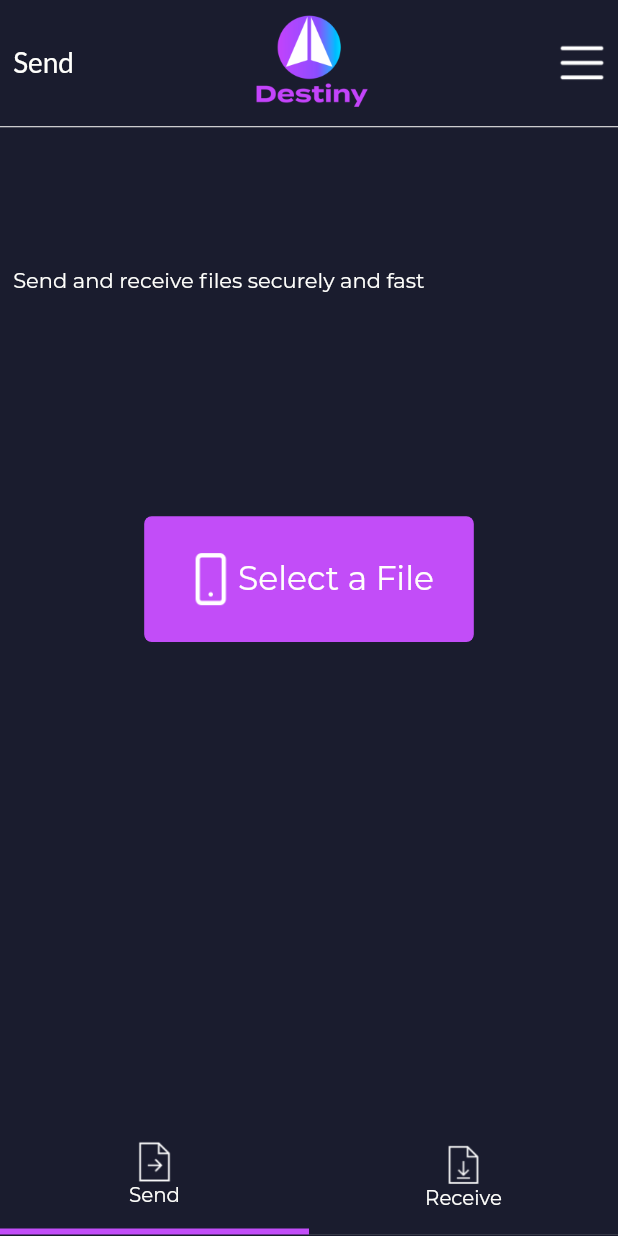
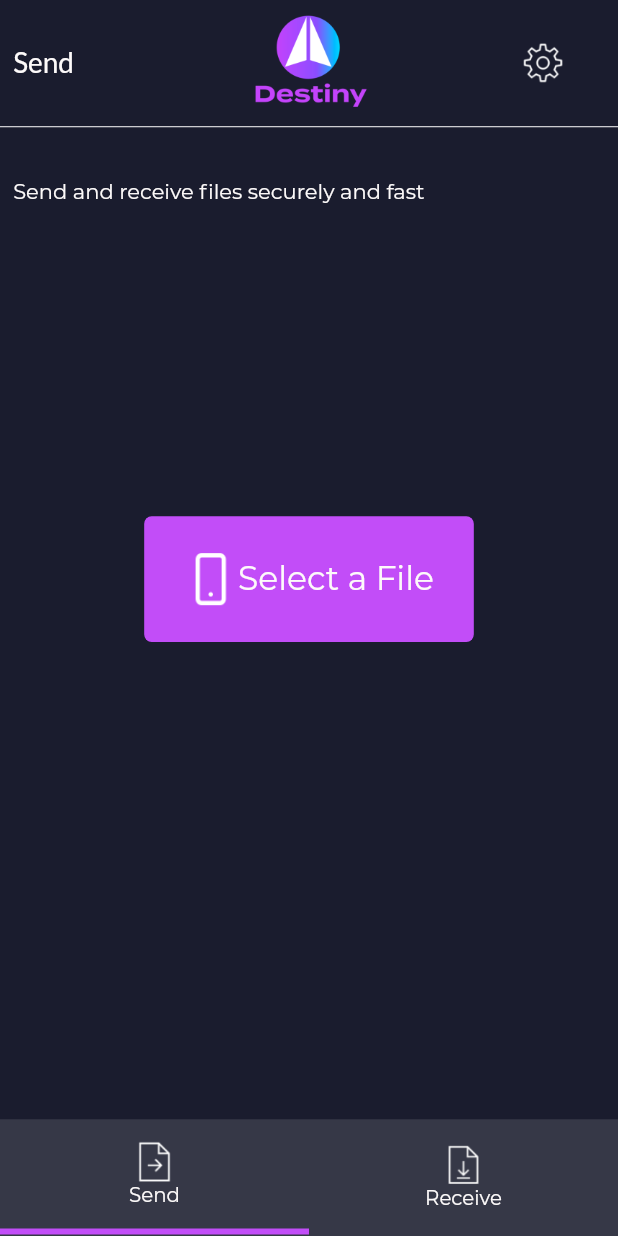
Before and after one commit to LeastAuthority/destiny, a Flutter app: the Receive screen opened by its route, after a tap on "Send", on a phone screen of 412 x 824 dp. Run offline on Flutter 3.47's test engine with Material 2 defaults, Android fonts, the phone set to English and light mode, and no system bars; our stand-ins replace basic_utils, file_picker, flutter_screenutil, fluttertoast, intro_slider, shared_preferences; missing offline and left inert: app_settings, dart_wormhole_william; accounts and stored records are empty; project files that could hold a hidden picture were left out.

Commit message:
send screen new design

```diff
--- a/lib/config/theme/colors.dart
+++ b/lib/config/theme/colors.dart
@@ -5,5 +5,5 @@ class CustomColors {
   static const Color purple = Color(0xffC24DF8);
   static const Color lightPurple = Color(0xffc98ae6);
   static const Color lightBlue = Color(0xff33B6FF);
-  static const Color babyPowder = Color(0xFFFFFFFC);
+  static const Color babyPowder = Color(0xFFFDFAFA);
 }
--- a/lib/constants/app_constants.dart
+++ b/lib/constants/app_constants.dart
@@ -8,6 +8,7 @@ final String SETTINGS = "Settings";
 final String SEND_AND_RECEIVE_FILES_SECURLY_AND_FAST = 'Send and receive files securely and fast';
 final String ENTER_THE_CODE_IN_ORDER_TO_RECEIVE_THE_FILE = 'Enter the code in order to receive the file.';
 final String SHARE_CODE_WITH_RECIPIENT_AND_WAIT_UNTIL_THE_TRANSFER_IS_COMPLETE = 'Share code with recipient & wait until the transfer is complete.';
+final String SEND_THE_SELECTED_CODE_BY_SHARING_THE_CODE_WITH_RECIPIENT = 'Send the selected file by sharing the code with the recipient:';
 final String SELECT_A_FILE = 'Select a File';
 final String SELECT_A_FOLDER = 'Select a Folder';
 final String NEXT = 'Next';
--- a/lib/views/send/send.dart
+++ b/lib/views/send/send.dart
@@ -2,6 +2,7 @@ import 'package:dart_wormhole_gui/config/routes/routes.dart';
 import 'package:dart_wormhole_gui/constants/app_constants.dart';
 import 'package:dart_wormhole_gui/constants/asset_path.dart';
 import 'package:dart_wormhole_gui/views/send/widgets/CodeGeneration.dart';
+import 'package:dart_wormhole_gui/views/send/widgets/SelectAFileUI.dart';
 import 'package:dart_wormhole_gui/widgets/Heading.dart';
 import 'package:dart_wormhole_gui/views/send/widgets/SendingProgress.dart';
 import 'package:file_picker/file_picker.dart';
@@ -71,32 +72,6 @@ class _SendDefaultState extends State<SendDefault> {
     }
   }
 
-  Widget getCodeGenerationUI () {
-    if(fileSize > 0)
-        return CodeGeneration(
-          fileName: fileName,
-          fileSize: fileSize,
-          code: _code,
-          key: Key(SEND_SCREEN_CODE_GENERATION_UI),
-        );
-
-      return ButtonWithIcon(
-          label: SELECT_A_FILE,
-          handleSelectFile: handleSelectFile,
-          icon:Image.asset(
-            PHONE_ICON,
-            width: 30.0.w,
-          ),
-          height:60.0.h,
-          width: 200.0.w,
-          isVertical: false,
-          key:Key(SEND_SCREEN_SELECT_A_FILE_BUTTON)
-      );
-
-      //Warning!! Don't delete next 2 comment
-    return SendingProgress(fileSize, fileName); //change params
-   // return SentSuccessfully(fileSize, fileName);
-  }
   @override
   Widget build(BuildContext context) {
     return Scaffold(
@@ -114,26 +89,16 @@ class _SendDefaultState extends State<SendDefault> {
           width: double.infinity,
           key: Key(SEND_SCREEN_BODY),
           padding: EdgeInsets.only(left: 8.0.w, right: 8.0.w),
-          child: Column(
-                    key: Key(SEND_SCREEN_CONTENT),
-                    mainAxisAlignment: MainAxisAlignment.spaceAround,
-                    crossAxisAlignment: CrossAxisAlignment.center,
-                    children: [
-                      Heading(
-                        title: SEND_AND_RECEIVE_FILES_SECURLY_AND_FAST,
-                        textAlign: TextAlign.left,
-                        marginTop: 0,
-                        textStyle: Theme.of(context).textTheme.bodyText1,
-                        key: Key(SEND_SCREEN_HEADING),
-                      ),
-                      getCodeGenerationUI(),
-                      SizedBox(
-                        key:Key(SEND_SCREEN_BOTTOM_SPACE_PLACEHOLDER),
-                        height: fileSize > 0? 0.h:100.h,
-                      ),
-                    ]
-                ),
-
-    )));
+          child: fileSize > 0 ?
+            CodeGeneration(
+              fileName: fileName,
+              fileSize: fileSize,
+              code: _code,
+              key: Key(SEND_SCREEN_CODE_GENERATION_UI),
+            ):
+            SelectAFileUI(fileSize, fileName,  _code, handleSelectFile)
+        )
+        )
+    );
   }
 }
--- a/lib/views/send/widgets/CodeGeneration.dart
+++ b/lib/views/send/widgets/CodeGeneration.dart
@@ -19,6 +19,16 @@ class CodeGeneration extends StatelessWidget {
   @override
   Widget build(BuildContext context) {
     return  Column(
+      mainAxisAlignment: MainAxisAlignment.spaceBetween,
+      children: [
+        Heading(
+          title: SEND_THE_SELECTED_CODE_BY_SHARING_THE_CODE_WITH_RECIPIENT,
+          textAlign: TextAlign.left,
+          marginTop: 0,
+          textStyle: Theme.of(context).textTheme.bodyText1,
+          key: Key(SEND_SCREEN_HEADING),
+        ),
+        Column(
           children: [
             FileInfo(fileSize, fileName),
             RowGroupButton(GENERATION_CODE, code),
@@ -28,9 +38,18 @@ class CodeGeneration extends StatelessWidget {
               marginTop: 16.0.h,
               textStyle: Theme.of(context).textTheme.bodyText2,
               key:Key(GENERATION_DESCRIPTION),
+            )
+          ],
         ),
+        Column(
+          children: [
             Button(CANCEL, () {
-        })
+            }),
+            SizedBox(
+              height: 37.0.h,
+            )
+          ],
+        )
       ],
     );
   }
--- /dev/null
+++ b/lib/views/send/widgets/SelectAFileUI.dart
@@ -0,0 +1,61 @@
+import 'package:dart_wormhole_gui/constants/app_constants.dart';
+import 'package:flutter/material.dart';
+import 'package:flutter_screenutil/flutter_screenutil.dart';
+import 'package:dart_wormhole_gui/widgets/Heading.dart';
+import '../../../widgets/FileInfo.dart';
+import 'package:dart_wormhole_gui/config/routes/routes.dart';
+import 'package:dart_wormhole_gui/constants/app_constants.dart';
+import 'package:dart_wormhole_gui/constants/asset_path.dart';
+import 'package:dart_wormhole_gui/views/send/widgets/CodeGeneration.dart';
+import 'package:dart_wormhole_gui/widgets/Heading.dart';
+import 'package:dart_wormhole_gui/views/send/widgets/SendingProgress.dart';
+import 'package:file_picker/file_picker.dart';
+import 'package:flutter/material.dart';
+import 'package:dart_wormhole_william/client.dart';
+import 'package:flutter_screenutil/flutter_screenutil.dart';
+import '../../../widgets/custom-app-bar.dart';
+import '../../../widgets/custom-bottom-bar.dart';
+import '../../../widgets/buttons/ButtonWithIcon.dart';
+
+class SelectAFileUI extends StatelessWidget {
+  final int fileSize;
+  final String fileName;
+  final String _code;
+  final Function handleSelectFile;
+
+  SelectAFileUI(this.fileSize, this.fileName,  this._code, this.handleSelectFile);
+
+  @override
+  Widget build(BuildContext context) {
+    return Column(
+        key: Key(SEND_SCREEN_CONTENT),
+        mainAxisAlignment: MainAxisAlignment.spaceBetween,
+        crossAxisAlignment: CrossAxisAlignment.center,
+        children: [
+          Heading(
+            title: SEND_AND_RECEIVE_FILES_SECURLY_AND_FAST,
+            textAlign: TextAlign.left,
+            marginTop: 0,
+            textStyle: Theme.of(context).textTheme.bodyText1,
+            key: Key(SEND_SCREEN_HEADING),
+          ),
+          ButtonWithIcon(
+            label: SELECT_A_FILE,
+            handleSelectFile: handleSelectFile,
+            icon:Image.asset(
+            PHONE_ICON,
+            width: 30.0.w,
+            ),
+            height:60.0.h,
+            width: 200.0.w,
+            isVertical: false,
+            key:Key(SEND_SCREEN_SELECT_A_FILE_BUTTON)
+          ),
+          SizedBox(
+            key:Key(SEND_SCREEN_BOTTOM_SPACE_PLACEHOLDER),
+            height: 100.h,
+          ),
+        ]
+    );
+  }
+}
--- a/lib/views/splash.dart
+++ b/lib/views/splash.dart
@@ -25,13 +25,13 @@ class SplashState extends State<Splash> {
   }
   Future checkFirstSeen() async {
     bool isItFirstLunch = await isItAppFirstLunch();
-   Navigator.pushNamed(context, INTRO_ROUTE);
-   //  if (isItFirstLunch) {
-   //    Navigator.pushNamed(context, SEND_ROUTE);
-   //  } else {
-   //    await setSeenToTrue();
-   //    Navigator.pushNamed(context, INTRO_ROUTE);
-   //  }
+  // Navigator.pushNamed(context, INTRO_ROUTE);
+    if (isItFirstLunch) {
+      Navigator.pushNamed(context, SEND_ROUTE);
+    } else {
+      await setSeenToTrue();
+      Navigator.pushNamed(context, INTRO_ROUTE);
+    }
   }
   //
   // @override
--- a/lib/widgets/buttons/Button.dart
+++ b/lib/widgets/buttons/Button.dart
@@ -26,10 +26,10 @@ class _CustomAppBarState extends State<Button> {
       decoration: const BoxDecoration(
         borderRadius: BorderRadius.all(Radius.circular(4.0)),
         border: Border(
-          top: BorderSide(width: 1.0, color: Colors.white),
-          left: BorderSide(width: 1.0, color:  Colors.white),
-          right: BorderSide(width: 1.0, color:  Colors.white),
-          bottom: BorderSide(width: 1.0, color:  Colors.white),
+          top: BorderSide(width: 1.0, color: Color(0xFFFDFAFA)),
+          left: BorderSide(width: 1.0, color: Color(0xFFFDFAFA)),
+          right: BorderSide(width: 1.0, color:  Color(0xFFFDFAFA)),
+          bottom: BorderSide(width: 1.0, color:  Color(0xFFFDFAFA)),
         ),
       ),
       width: 120.0.w,
--- a/lib/widgets/custom-app-bar.dart
+++ b/lib/widgets/custom-app-bar.dart
@@ -33,66 +33,53 @@ class _CustomAppBarState extends State<CustomAppBar> {
             Row(
               mainAxisAlignment: MainAxisAlignment.spaceBetween,
               children: [
-               Container(
+                Expanded(
                   key: Key(CUSTOM_NAV_BAR_LEFT_ITEM),
+                  child: Container(
                     alignment: Alignment.centerLeft,
                     height: 60.0.h,
+                    // width: 70.0.w,
                     padding: EdgeInsets.only(left:8.0.w),
-                  child: Text(
+                    child:  Text(
                         '$title',
                       style: Theme.of(context).textTheme.headline2,
                     ),
                   ),
-                Container(
+                ),
+                Expanded(
                   key: Key(CUSTOM_NAV_BAR_MIDDLE_ITEM),
+                  child:  Container(
                     height: 60.0.h,
+                    // width: 70.0.w,
                     alignment: Alignment.center,
-                    child: GestureDetector(
-                     onTap: () {
-                       Navigator.pushNamed(context, SEND_ROUTE);
-                     },
                     child: Image.asset(
                       LOGO,
                       width: 76.0.w,
                     ),
+                  ),
+                ),
+                Expanded(
+                  key: Key(CUSTOM_NAV_BAR_RIGHT_ITEM),
+                  child: Container(
+                    height: 60.0.h,
+                    // width: 70.0.w,
+                    alignment: Alignment.centerRight,
+                    child:  FlatButton.icon(
+                        label: Text(''),
+                        onPressed: () {
+                          if(title != SETTINGS)
+                            Navigator.pushNamed(context, SETTINGS_ROUTE);
+                        },
+                        icon: Image.asset(title == SETTINGS?
+                        SETTINGS_ICON_WITH_CIRCLE:SETTINGS_ICON,
+                          width: 25.0.w,
                         )
                     ),
-               Container(
-                 key: Key(CUSTOM_NAV_BAR_RIGHT_ITEM),
-                 child:
-                 PopupMenuButton(
-                    onSelected: (result) {
-                      Navigator.pushNamed(context, SETTINGS_ROUTE);
-                    },
-                     color: Theme.of(context).scaffoldBackgroundColor,
-                     icon: Image.asset(
-                       BURGER_ICON,
-                       width: 76.0.w,
                   ),
-                     itemBuilder: (BuildContext context) => <PopupMenuEntry>[
-                      PopupMenuItem(
-                       value:'WhyFarther.harder',
-                       child: Text(
-                           CUSTOM_NAV_BAR_MENU_FANDQ_ITEM,
-                           style: TextStyle(color: Theme.of(context).colorScheme.secondary)
-                       ),
-                     ),
-                      PopupMenuItem(
-                       value: 'settings',
-                       child: Text(
-                           SETTINGS,
-                           style: TextStyle(color: Theme.of(context).colorScheme.secondary)
-                       )
-                     ),
-                   ],
-                 )
                 )
               ],
             ),
-           Divider(
-               height: 1.0.h,
-               color: Theme.of(context).colorScheme.secondary
-           ),
+            Divider(height: 1.0.h, color: Colors.white),
           ],
         )
     );
--- a/lib/widgets/custom-bottom-bar.dart
+++ b/lib/widgets/custom-bottom-bar.dart
@@ -35,7 +35,8 @@ class CustomBottomBar extends StatelessWidget {
     }
     return Container(
         padding: EdgeInsets.only(bottom: 1.0),
-        color: Theme.of(context).scaffoldBackgroundColor,
+        // color: Theme.of(context).scaffoldBackgroundColor,
+        color: Color(0xff363847),
         key: Key(BOTTOM_NAV_BAR_CONTAINER),
         child: Container(
         key: Key(BOTTOM_NAV_BAR_BODY),
```
Lines whose indentation alone changed are shown as unchanged.
